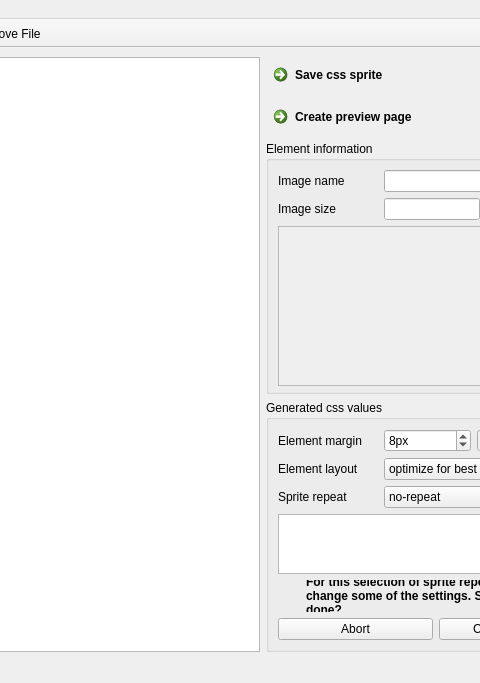
This is src/ui/mainwindow.ui in pcvolkmer/spritegenerator as Qt 5 draws it before an edit; both pictures show x 185 to 665 and y 0 to 683 of the 800 by 683 pixel window. The edited form follows.
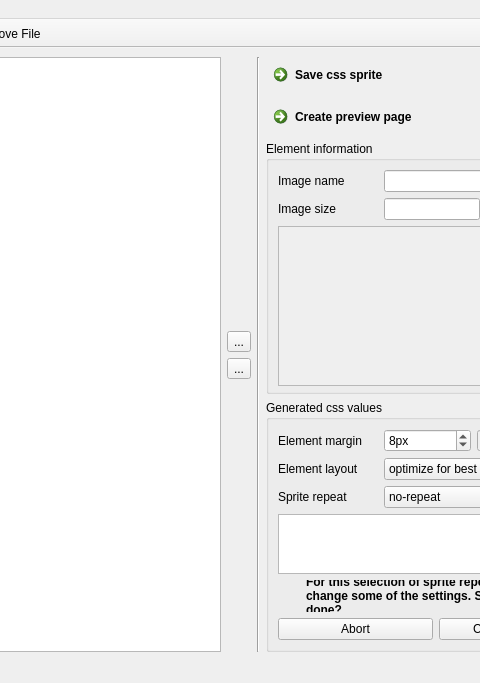
This is the edited form. Icons and pictures are not drawn.

Commit message: Added buttons to move files in file list.

The edit to the form file:
```diff
--- a/src/ui/mainwindow.ui
+++ b/src/ui/mainwindow.ui
@@ -7,7 +7,7 @@
     <x>0</x>
     <y>0</y>
     <width>800</width>
-    <height>652</height>
+    <height>667</height>
    </rect>
   </property>
   <property name="minimumSize">
@@ -36,11 +36,65 @@
          <enum>QAbstractItemView::ExtendedSelection</enum>
         </property>
         <property name="sortingEnabled">
-         <bool>true</bool>
+         <bool>false</bool>
         </property>
        </widget>
       </item>
       <item>
+       <layout class="QVBoxLayout" name="verticalLayout_4">
+        <item>
+         <spacer name="verticalSpacer_2">
+          <property name="orientation">
+           <enum>Qt::Vertical</enum>
+          </property>
+          <property name="sizeHint" stdset="0">
+           <size>
+            <width>20</width>
+            <height>40</height>
+           </size>
+          </property>
+         </spacer>
+        </item>
+        <item>
+         <widget class="QToolButton" name="moveUpToolButton">
+          <property name="text">
+           <string>...</string>
+          </property>
+          <property name="icon">
+           <iconset resource="../resources/resources.qrc">
+            <normaloff>:/images/images/16x16/arrow-up.png</normaloff>:/images/images/16x16/arrow-up.png</iconset>
+          </property>
+         </widget>
+        </item>
+        <item>
+         <widget class="QToolButton" name="moveDownToolButton">
+          <property name="text">
+           <string>...</string>
+          </property>
+          <property name="icon">
+           <iconset resource="../resources/resources.qrc">
+            <normaloff>:/images/images/16x16/arrow-down.png</normaloff>:/images/images/16x16/arrow-down.png</iconset>
+          </property>
+         </widget>
+        </item>
+        <item>
+         <spacer name="verticalSpacer_3">
+          <property name="orientation">
+           <enum>Qt::Vertical</enum>
+          </property>
+          <property name="sizeHint" stdset="0">
+           <size>
+            <width>20</width>
+            <height>40</height>
+           </size>
+          </property>
+         </spacer>
+        </item>
+       </layout>
+      </item>
+     </layout>
+    </item>
+    <item row="0" column="2">
        <layout class="QVBoxLayout" name="verticalLayout_3">
         <item>
          <widget class="QCommandLinkButton" name="createSpriteCommandButton">
@@ -525,7 +579,12 @@
         </item>
        </layout>
       </item>
-     </layout>
+    <item row="0" column="1">
+     <widget class="Line" name="line">
+      <property name="orientation">
+       <enum>Qt::Vertical</enum>
+      </property>
+     </widget>
     </item>
    </layout>
   </widget>
```
Left out of the diff: 2 changed lines with no effect on the pictures. Lines whose indentation alone changed are shown as unchanged. The commit also changes 8 other files.
